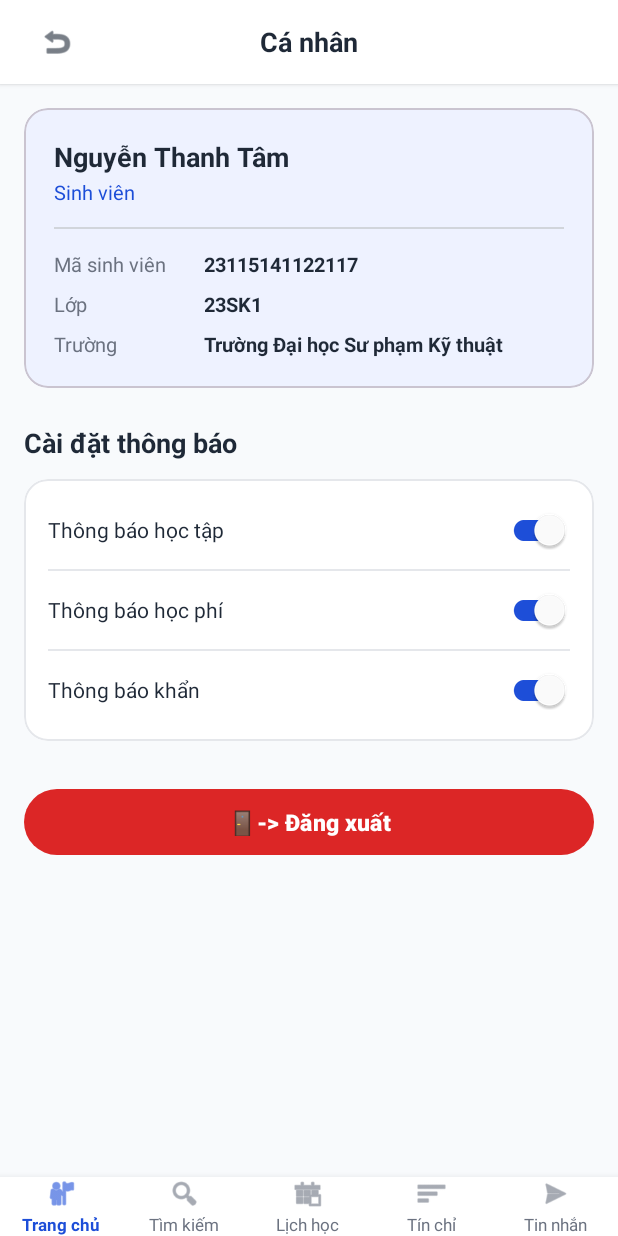
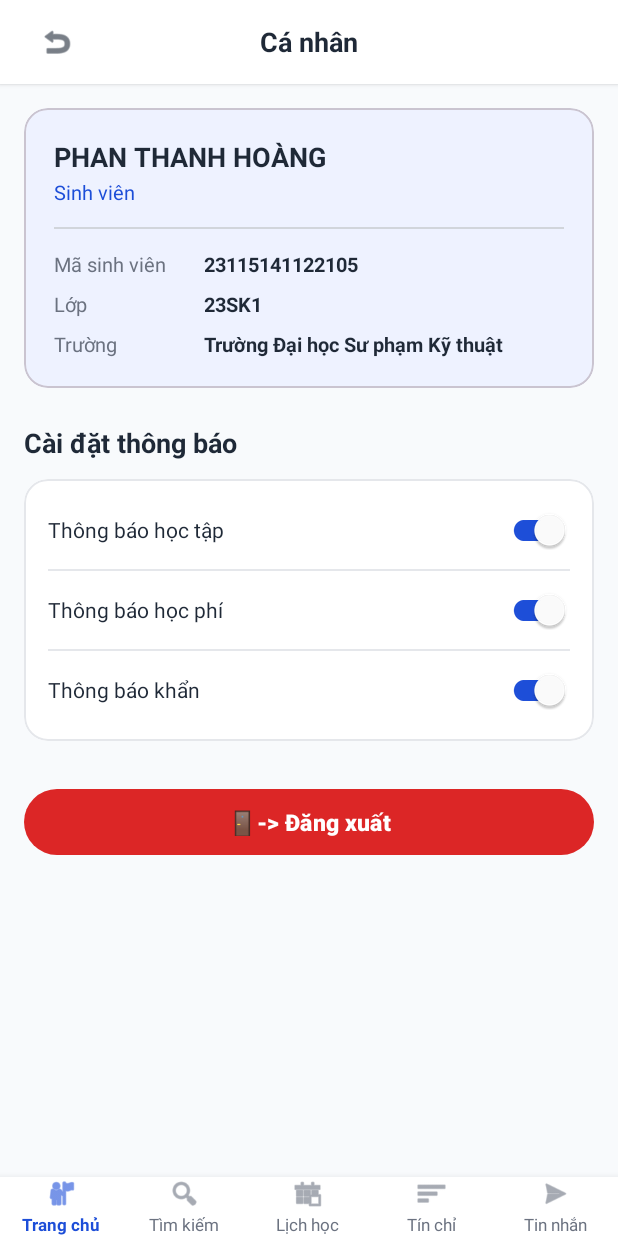
Before and after one commit to pthanhhoang123/xay-dung-lap-trinh, an Android app: the CaNhanActivity screen opened directly, with no data from a screen before it, on a phone screen of 412 x 824 dp. Run offline under Robolectric (Android 15) with nearby library versions, the phone set to English and light mode, and no system bars.

Commit message:
Cap nhat quan ly phien dang nhap theo MSSV: 23115141122105 (PHAN THANH HOANG) va 23115141122117 (NGUYEN THANH TAM)

```diff
--- a/app/src/main/java/com/example/xaydung/CaNhanActivity.kt
+++ b/app/src/main/java/com/example/xaydung/CaNhanActivity.kt
@@ -3,6 +3,7 @@ package com.example.xaydung
 import android.content.Intent
 import android.os.Bundle
 import android.view.View
+import android.widget.TextView
 import androidx.appcompat.app.AppCompatActivity
 import com.google.android.material.button.MaterialButton
 
@@ -11,6 +12,9 @@ class CaNhanActivity : AppCompatActivity() {
     override fun onCreate(savedInstanceState: Bundle?) {
         super.onCreate(savedInstanceState)
         setContentView(R.layout.activity_ca_nhan)
+
+        findViewById<TextView>(R.id.tvProfileName)?.text = UserSession.getStudentName(this)
+        findViewById<TextView>(R.id.tvProfileStudentId)?.text = UserSession.getStudentId(this)
 
         findViewById<View>(R.id.btnBack)?.setOnClickListener {
             onBackPressedDispatcher.onBackPressed()
--- a/app/src/main/java/com/example/xaydung/DangNhapActivity.kt
+++ b/app/src/main/java/com/example/xaydung/DangNhapActivity.kt
@@ -26,7 +26,9 @@ class DangNhapActivity : AppCompatActivity() {
             if (studentId.isEmpty() || password.isEmpty()) {
                 Toast.makeText(this, "Vui lòng nhập đầy đủ mã số sinh viên và mật khẩu", Toast.LENGTH_SHORT).show()
             } else {
-                Toast.makeText(this, "Đăng nhập thành công!", Toast.LENGTH_SHORT).show()
+                UserSession.saveUser(this, studentId)
+                val studentName = UserSession.getStudentName(this)
+                Toast.makeText(this, "Xin chào $studentName!", Toast.LENGTH_SHORT).show()
                 val intent = Intent(this, TrangChuActivity::class.java)
                 startActivity(intent)
                 finish()
--- a/app/src/main/java/com/example/xaydung/KetQuaDangKyActivity.kt
+++ b/app/src/main/java/com/example/xaydung/KetQuaDangKyActivity.kt
@@ -3,6 +3,7 @@ package com.example.xaydung
 import android.content.Intent
 import android.os.Bundle
 import android.view.View
+import android.widget.TextView
 import androidx.appcompat.app.AppCompatActivity
 import com.google.android.material.button.MaterialButton
 
@@ -11,6 +12,9 @@ class KetQuaDangKyActivity : AppCompatActivity() {
     override fun onCreate(savedInstanceState: Bundle?) {
         super.onCreate(savedInstanceState)
         setContentView(R.layout.activity_ket_qua_dang_ky)
+
+        findViewById<TextView>(R.id.tvResultDesc)?.text =
+            "Hệ thống đã ghi nhận danh sách môn học đăng ký của sinh viên ${UserSession.getStudentName(this)}."
 
         findViewById<View>(R.id.btnBack)?.setOnClickListener {
             onBackPressedDispatcher.onBackPressed()
--- a/app/src/main/java/com/example/xaydung/TrangChuActivity.kt
+++ b/app/src/main/java/com/example/xaydung/TrangChuActivity.kt
@@ -4,6 +4,7 @@ import android.content.Intent
 import android.os.Bundle
 import android.view.View
 import android.widget.ImageView
+import android.widget.TextView
 import androidx.appcompat.app.AppCompatActivity
 import com.google.android.material.card.MaterialCardView
 
@@ -12,6 +13,8 @@ class TrangChuActivity : AppCompatActivity() {
     override fun onCreate(savedInstanceState: Bundle?) {
         super.onCreate(savedInstanceState)
         setContentView(R.layout.activity_trang_chu)
+
+        findViewById<TextView>(R.id.tvUserName)?.text = UserSession.getStudentName(this)
 
         findViewById<ImageView>(R.id.imgAvatar).setOnClickListener {
             startActivity(Intent(this, CaNhanActivity::class.java))
--- /dev/null
+++ b/app/src/main/java/com/example/xaydung/UserSession.kt
@@ -0,0 +1,36 @@
+package com.example.xaydung
+
+import android.content.Context
+import android.content.SharedPreferences
+
+object UserSession {
+    private const val PREF_NAME = "user_session"
+    private const val KEY_STUDENT_ID = "student_id"
+    private const val KEY_STUDENT_NAME = "student_name"
+
+    private fun getPrefs(context: Context): SharedPreferences {
+        return context.getSharedPreferences(PREF_NAME, Context.MODE_PRIVATE)
+    }
+
+    fun saveUser(context: Context, studentId: String) {
+        val studentName = when (studentId) {
+            "23115141122105" -> "PHAN THANH HOÀNG"
+            "23115141122117" -> "NGUYỄN THANH TÂM"
+            else -> if (studentId.isNotEmpty()) "Sinh viên ($studentId)" else "PHAN THANH HOÀNG"
+        }
+
+        getPrefs(context).edit().apply {
+            putString(KEY_STUDENT_ID, if (studentId.isNotEmpty()) studentId else "23115141122105")
+            putString(KEY_STUDENT_NAME, studentName)
+            apply()
+        }
+    }
+
+    fun getStudentId(context: Context): String {
+        return getPrefs(context).getString(KEY_STUDENT_ID, "23115141122105") ?: "23115141122105"
+    }
+
+    fun getStudentName(context: Context): String {
+        return getPrefs(context).getString(KEY_STUDENT_NAME, "PHAN THANH HOÀNG") ?: "PHAN THANH HOÀNG"
+    }
+}
--- a/app/src/main/res/layout/activity_ca_nhan.xml
+++ b/app/src/main/res/layout/activity_ca_nhan.xml
@@ -66,6 +66,7 @@
                     android:padding="20dp">
 
                     <TextView
+                        android:id="@+id/tvProfileName"
                         android:layout_width="wrap_content"
                         android:layout_height="wrap_content"
                         android:text="Nguyễn Thanh Tâm"
@@ -101,6 +102,7 @@
                             android:textSize="13sp" />
 
                         <TextView
+                            android:id="@+id/tvProfileStudentId"
                             android:layout_width="wrap_content"
                             android:layout_height="wrap_content"
                             android:text="23115141122117"
--- a/app/src/main/res/layout/activity_dang_nhap.xml
+++ b/app/src/main/res/layout/activity_dang_nhap.xml
@@ -3,6 +3,7 @@
     xmlns:app="http://schemas.android.com/apk/res-auto"
     android:layout_width="match_parent"
     android:layout_height="match_parent"
+    android:fitsSystemWindows="true"
     android:background="@color/white"
     android:fillViewport="true">
 
@@ -86,7 +87,6 @@
                     android:layout_width="match_parent"
                     android:layout_height="wrap_content"
                     android:inputType="text"
-                    android:hint="Nhập mã số sinh viên"
                     android:textSize="15sp" />
 
             </com.google.android.material.textfield.TextInputLayout>
@@ -110,7 +110,6 @@
                     android:layout_width="match_parent"
                     android:layout_height="wrap_content"
                     android:inputType="textPassword"
-                    android:hint="Nhập mật khẩu"
                     android:textSize="15sp" />
 
             </com.google.android.material.textfield.TextInputLayout>
--- a/app/src/main/res/layout/activity_ket_qua_dang_ky.xml
+++ b/app/src/main/res/layout/activity_ket_qua_dang_ky.xml
@@ -94,6 +94,7 @@
                         android:textStyle="bold" />
 
                     <TextView
+                        android:id="@+id/tvResultDesc"
                         android:layout_width="match_parent"
                         android:layout_height="wrap_content"
                         android:layout_marginTop="8dp"
```
